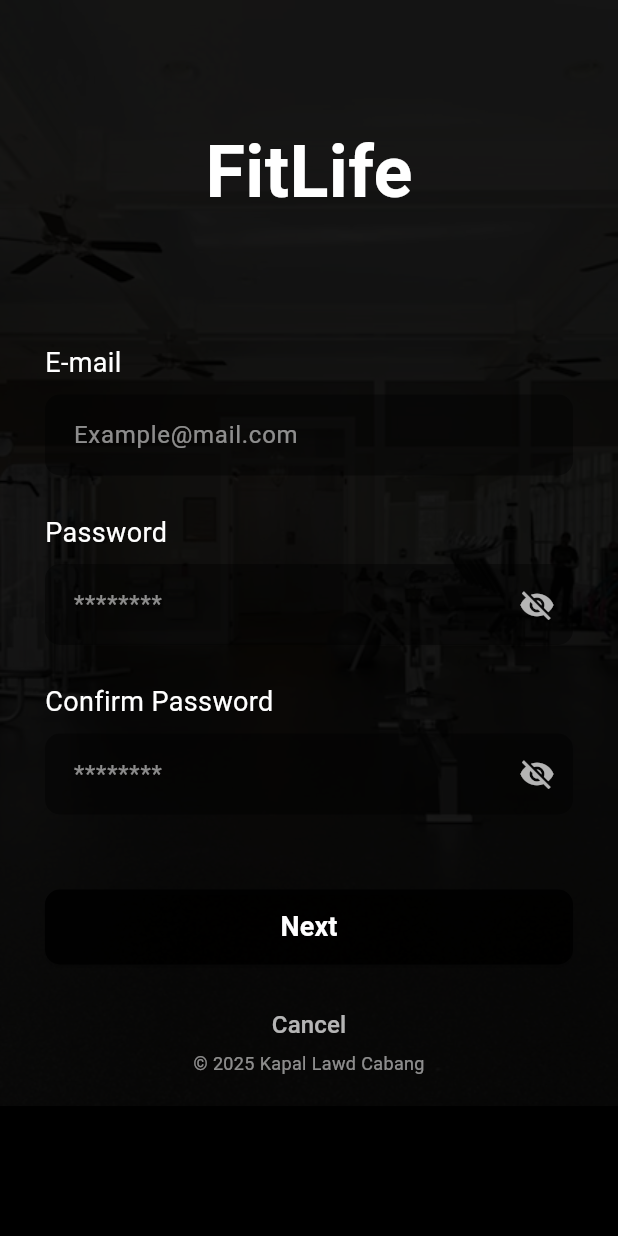
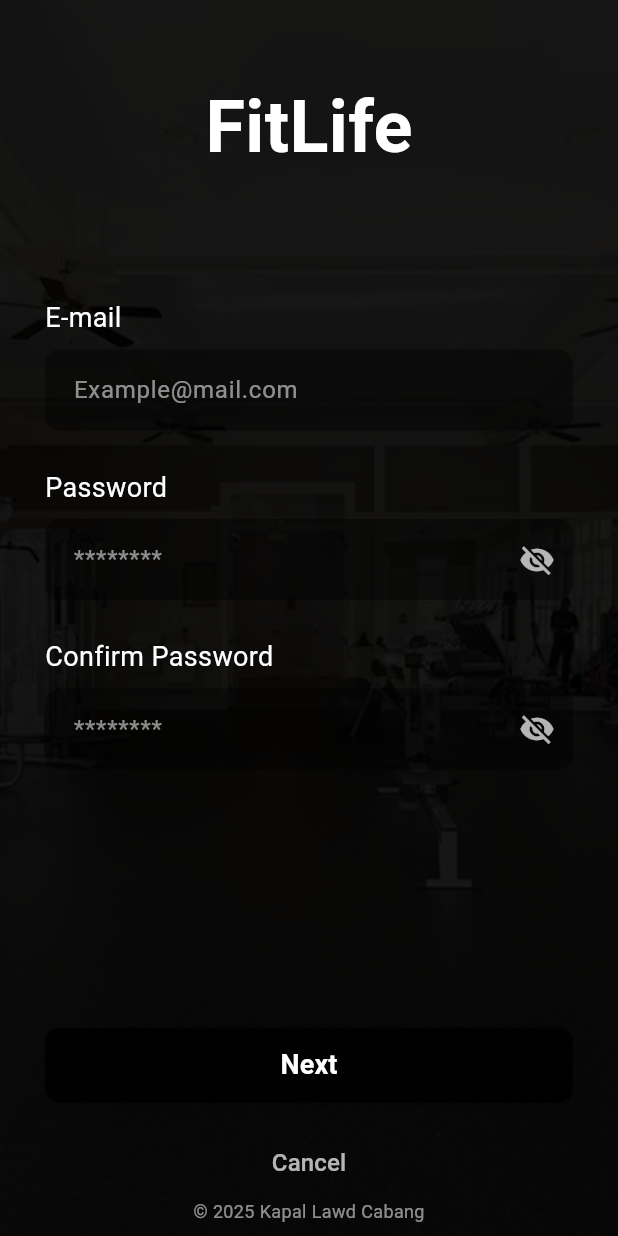
Before and after one commit to susenayw/FitLife, a Flutter app: the SignupScreen screen opened directly, on a phone screen of 412 x 824 dp. Run offline on Flutter 3.47's test engine with Material 3 defaults, Android fonts, the phone set to English and light mode, and no system bars; accounts and stored records are empty.

Commit message:
Perbaikan bug penempatan tombol next dan cancel pada seluruh login/signup screen

```diff
--- a/lib/screens/signup_screen.dart
+++ b/lib/screens/signup_screen.dart
@@ -1,8 +1,8 @@
 // lib/screens/signup_screen.dart
 import 'package:flutter/material.dart';
 import '../widgets/custom_button.dart';
-import 'personal_info_screen.dart'; // Import PersonalInfoScreen
-import 'login_screen.dart'; // Import LoginScreen (Jika digunakan di tombol Cancel)
+import 'personal_info_screen.dart';
+import 'login_screen.dart';
 
 class SignupScreen extends StatefulWidget {
   const SignupScreen({super.key});
@@ -45,6 +45,7 @@ class _SignupScreenState extends State<SignupScreen> {
     );
   }
 
+  // Gaya input field yang seragam
   InputDecoration _inputDecoration(String hintText, {Widget? suffixIcon}) {
     return InputDecoration(
       hintText: hintText,
@@ -70,6 +71,14 @@ class _SignupScreenState extends State<SignupScreen> {
 
   @override
   Widget build(BuildContext context) {
+    // Dapatkan tinggi layar penuh (dikurangi padding atas/bawah yang aman)
+    final screenHeight = MediaQuery.of(context).size.height;
+    final paddingTop = MediaQuery.of(context).padding.top;
+    final paddingBottom = MediaQuery.of(context).padding.bottom;
+
+    // Tinggi total konten (tinggi layar dikurangi padding aman)
+    final contentHeight = screenHeight - paddingTop - paddingBottom;
+
     return Scaffold(
       body: Stack(
         children: [
@@ -86,9 +95,14 @@ class _SignupScreenState extends State<SignupScreen> {
             ),
           ),
 
+          // Konten Utama di dalam SafeArea dan SingleChildScrollView
           SafeArea(
             child: SingleChildScrollView(
-              padding: const EdgeInsets.all(30.0),
+              // PENTING: Bungkus Column dengan SizedBox yang memiliki tinggi penuh
+              child: SizedBox(
+                height: contentHeight,
+                child: Padding(
+                  padding: const EdgeInsets.symmetric(horizontal: 30.0),
                   child: Column(
                     crossAxisAlignment: CrossAxisAlignment.start,
                     children: [
@@ -106,64 +120,24 @@ class _SignupScreenState extends State<SignupScreen> {
                       ),
                       const SizedBox(height: 80),
 
-                  // E-mail Input
+                      // Input Fields (E-mail, Password, Confirm)
+
                       const Text('E-mail', style: TextStyle(color: Colors.white, fontSize: 18)),
                       const SizedBox(height: 8),
-                  TextField(
-                    controller: _emailController,
-                    keyboardType: TextInputType.emailAddress,
-                    style: const TextStyle(color: Colors.white),
-                    decoration: _inputDecoration('Example@mail.com'),
-                  ),
+                      TextField(controller: _emailController, keyboardType: TextInputType.emailAddress, style: const TextStyle(color: Colors.white), decoration: _inputDecoration('Example@mail.com')),
                       const SizedBox(height: 25),
 
-                  // Password Input
                       const Text('Password', style: TextStyle(color: Colors.white, fontSize: 18)),
                       const SizedBox(height: 8),
-                  TextField(
-                    controller: _passwordController,
-                    obscureText: !_isPasswordVisible,
-                    style: const TextStyle(color: Colors.white),
-                    decoration: _inputDecoration(
-                      '********',
-                      suffixIcon: IconButton(
-                        icon: Icon(
-                          _isPasswordVisible ? Icons.visibility : Icons.visibility_off,
-                          color: Colors.white70,
-                        ),
-                        onPressed: () {
-                          setState(() {
-                            _isPasswordVisible = !_isPasswordVisible;
-                          });
-                        },
-                      ),
-                    ),
-                  ),
+                      TextField(controller: _passwordController, obscureText: !_isPasswordVisible, style: const TextStyle(color: Colors.white), decoration: _inputDecoration('********', suffixIcon: IconButton(icon: Icon(_isPasswordVisible ? Icons.visibility : Icons.visibility_off, color: Colors.white70), onPressed: () {setState(() {_isPasswordVisible = !_isPasswordVisible;});}))),
                       const SizedBox(height: 25),
 
-                  // Confirm Password Input
                       const Text('Confirm Password', style: TextStyle(color: Colors.white, fontSize: 18)),
                       const SizedBox(height: 8),
-                  TextField(
-                    controller: _confirmPasswordController,
-                    obscureText: !_isConfirmPasswordVisible,
-                    style: const TextStyle(color: Colors.white),
-                    decoration: _inputDecoration(
-                      '********',
-                      suffixIcon: IconButton(
-                        icon: Icon(
-                          _isConfirmPasswordVisible ? Icons.visibility : Icons.visibility_off,
-                          color: Colors.white70,
-                        ),
-                        onPressed: () {
-                          setState(() {
-                            _isConfirmPasswordVisible = !_isConfirmPasswordVisible;
-                          });
-                        },
-                      ),
-                    ),
-                  ),
-                  const SizedBox(height: 50),
+                      TextField(controller: _confirmPasswordController, obscureText: !_isConfirmPasswordVisible, style: const TextStyle(color: Colors.white), decoration: _inputDecoration('********', suffixIcon: IconButton(icon: Icon(_isConfirmPasswordVisible ? Icons.visibility : Icons.visibility_off, color: Colors.white70), onPressed: () {setState(() {_isConfirmPasswordVisible = !_isConfirmPasswordVisible;});}))),
+
+                      // SPACER: Mendorong semua konten di bawahnya ke bawah
+                      const Spacer(),
 
                       // Tombol Next (Sign Up)
                       CustomButton(
@@ -186,22 +160,17 @@ class _SignupScreenState extends State<SignupScreen> {
                           ),
                         ),
                       ),
+
+                      // Footer (Tepat di atas bottom padding)
+                      const Center(
+                        child: Text(
+                          '© 2025 Kapal Lawd Cabang',
+                          style: TextStyle(fontSize: 12, color: Colors.white54),
+                        ),
+                      ),
+                      const SizedBox(height: 8),
                     ],
                   ),
-            ),
-          ),
-
-          // Footer
-          const Positioned(
-            left: 0,
-            right: 0,
-            bottom: 20,
-            child: Center(
-              child: Text(
-                '© 2025 Kapal Lawd Cabang',
-                style: TextStyle(
-                  fontSize: 12,
-                  color: Colors.white54,
                 ),
               ),
             ),
```
Also changed, not shown: lib/screens/complete_profile_screen.dart (+24 -13 lines), lib/screens/login_screen.dart (+27 -18 lines), lib/screens/personal_info_screen.dart (+32 -112 lines), pubspec.yaml (+5 -3 lines), pubspec.lock, 5 other files. Lines whose indentation alone changed are shown as unchanged.
